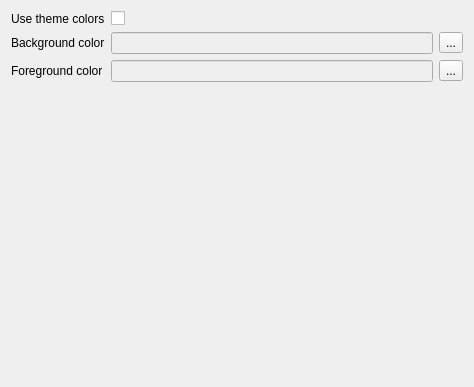
This is examples/appbarsettingsform.ui in sebcaux/qt-material-widgets as Qt 5 draws it before an edit. The edited form follows.
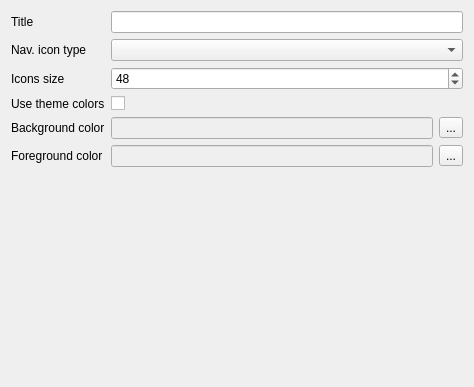
This is the edited form.

Commit message: [exemples:appbar] Updated example with the new appbar properties

Diff of the .ui file:
```diff
--- a/examples/appbarsettingsform.ui
+++ b/examples/appbarsettingsform.ui
@@ -17,23 +17,33 @@
    <item>
     <layout class="QFormLayout" name="formLayout">
      <item row="0" column="0">
+      <widget class="QLabel" name="titleLabel">
+       <property name="text">
+        <string>Title</string>
+       </property>
+      </widget>
+     </item>
+     <item row="0" column="1">
+      <widget class="QLineEdit" name="titleLineEdit"/>
+     </item>
+     <item row="3" column="0">
       <widget class="QLabel" name="useThemeColorsLabel">
        <property name="text">
         <string>Use theme colors</string>
        </property>
       </widget>
      </item>
-     <item row="0" column="1">
+     <item row="3" column="1">
       <widget class="QCheckBox" name="useThemeColorsCheckBox"/>
      </item>
-     <item row="1" column="0">
+     <item row="4" column="0">
       <widget class="QLabel" name="backgroundColorLabel">
        <property name="text">
         <string>Background color</string>
        </property>
       </widget>
      </item>
-     <item row="1" column="1">
+     <item row="4" column="1">
       <layout class="QHBoxLayout" name="horizontalLayout_5">
        <item>
         <widget class="QLineEdit" name="backgroundColorLineEdit">
@@ -51,14 +61,14 @@
        </item>
       </layout>
      </item>
-     <item row="2" column="0">
+     <item row="5" column="0">
       <widget class="QLabel" name="foregroundColorLabel">
        <property name="text">
         <string>Foreground color</string>
        </property>
       </widget>
      </item>
-     <item row="2" column="1">
+     <item row="5" column="1">
       <layout class="QHBoxLayout" name="horizontalLayout_5">
        <item>
         <widget class="QLineEdit" name="foregroundColorLineEdit">
@@ -76,6 +86,36 @@
        </item>
       </layout>
      </item>
+     <item row="1" column="0">
+      <widget class="QLabel" name="navIconTypeLabel">
+       <property name="text">
+        <string>Nav. icon type</string>
+       </property>
+      </widget>
+     </item>
+     <item row="1" column="1">
+      <widget class="QComboBox" name="navIconTypeComboBox"/>
+     </item>
+     <item row="2" column="0">
+      <widget class="QLabel" name="iconsSizeLabel">
+       <property name="text">
+        <string>Icons size</string>
+       </property>
+      </widget>
+     </item>
+     <item row="2" column="1">
+      <widget class="QSpinBox" name="iconsSizeSpinBox">
+       <property name="minimum">
+        <number>12</number>
+       </property>
+       <property name="maximum">
+        <number>128</number>
+       </property>
+       <property name="value">
+        <number>48</number>
+       </property>
+      </widget>
+     </item>
     </layout>
    </item>
   </layout>
```
The commit also changes 1 other file.
